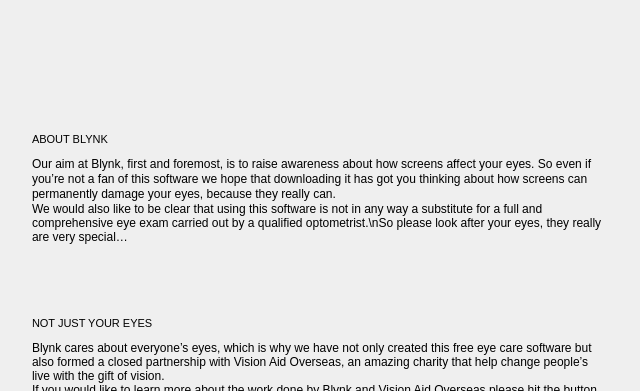
Old version of the form blynk/aboutwindow.ui in the repository flegall2014/Blynk; both pictures show x 0 to 640 and y 0 to 391 of the 640 by 615 pixel window.
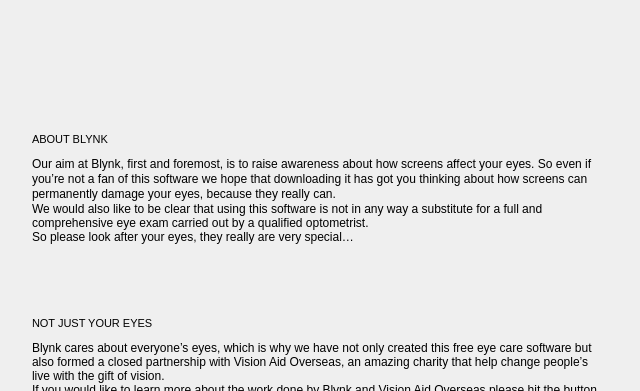
New version of the form. Icons and pictures are not drawn. Custom widgets are drawn as their Qt base class.

Diff of the .ui file:
```diff
--- a/blynk/aboutwindow.ui
+++ b/blynk/aboutwindow.ui
@@ -235,7 +235,8 @@
      </property>
      <property name="text">
       <string>Our aim at Blynk, ﬁrst and foremost, is to raise awareness about how screens aﬀect your eyes. So even if you’re not a fan of this software we hope that downloading it has got you thinking about how screens can permanently damage your eyes, because they really can.
-We would also like to be clear that using this software is not in any way a substitute for a full and comprehensive eye exam carried out by a qualiﬁed optometrist.\nSo please look after your eyes, they really are very special…
+We would also like to be clear that using this software is not in any way a substitute for a full and comprehensive eye exam carried out by a qualiﬁed optometrist.
+So please look after your eyes, they really are very special…
 </string>
      </property>
      <property name="alignment">
```
